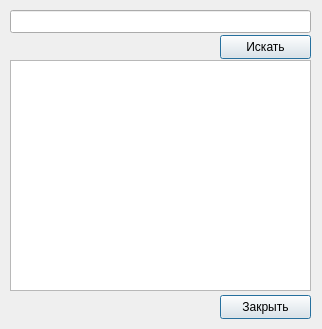
Above: source/search.ui from arcan1s/food_gui before the change. Below: the same form after it.
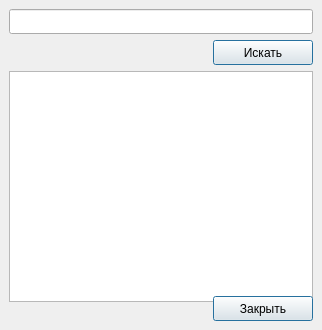
That is the form after the change.

Patch:
```diff
--- a/source/search.ui
+++ b/source/search.ui
@@ -7,71 +7,149 @@
     <x>0</x>
     <y>0</y>
     <width>322</width>
-    <height>329</height>
+    <height>330</height>
    </rect>
   </property>
+  <property name="minimumSize">
+   <size>
+    <width>322</width>
+    <height>330</height>
+   </size>
+  </property>
   <property name="windowTitle">
    <string>Поиск</string>
   </property>
   <widget class="QWidget" name="centralwidget">
-   <widget class="QTextBrowser" name="search_box">
-    <property name="geometry">
-     <rect>
-      <x>10</x>
-      <y>60</y>
-      <width>301</width>
-      <height>231</height>
-     </rect>
-    </property>
-   </widget>
-   <widget class="QPushButton" name="exitbut">
-    <property name="geometry">
-     <rect>
-      <x>220</x>
-      <y>295</y>
-      <width>91</width>
-      <height>24</height>
-     </rect>
-    </property>
-    <property name="text">
-     <string>Закрыть</string>
-    </property>
-    <property name="default">
-     <bool>true</bool>
-    </property>
-   </widget>
-   <widget class="QLineEdit" name="search_line">
-    <property name="geometry">
-     <rect>
-      <x>10</x>
-      <y>10</y>
-      <width>301</width>
-      <height>23</height>
-     </rect>
-    </property>
-    <property name="text">
-     <string/>
-    </property>
-    <property name="alignment">
-     <set>Qt::AlignRight|Qt::AlignTrailing|Qt::AlignVCenter</set>
-    </property>
-   </widget>
-   <widget class="QPushButton" name="searchbut">
-    <property name="geometry">
-     <rect>
-      <x>220</x>
-      <y>35</y>
-      <width>91</width>
-      <height>24</height>
-     </rect>
-    </property>
-    <property name="text">
-     <string>Искать</string>
-    </property>
-    <property name="default">
-     <bool>true</bool>
-    </property>
-   </widget>
+   <property name="minimumSize">
+    <size>
+     <width>322</width>
+     <height>330</height>
+    </size>
+   </property>
+   <layout class="QGridLayout" name="gridLayout">
+    <item row="0" column="0">
+     <widget class="QLineEdit" name="search_line">
+      <property name="minimumSize">
+       <size>
+        <width>100</width>
+        <height>25</height>
+       </size>
+      </property>
+      <property name="maximumSize">
+       <size>
+        <width>16777215</width>
+        <height>25</height>
+       </size>
+      </property>
+      <property name="text">
+       <string/>
+      </property>
+      <property name="alignment">
+       <set>Qt::AlignRight|Qt::AlignTrailing|Qt::AlignVCenter</set>
+      </property>
+     </widget>
+    </item>
+    <item row="1" column="0">
+     <layout class="QHBoxLayout" name="horizontalLayout">
+      <item>
+       <spacer name="horizontalSpacer">
+        <property name="orientation">
+         <enum>Qt::Horizontal</enum>
+        </property>
+        <property name="sizeHint" stdset="0">
+         <size>
+          <width>40</width>
+          <height>20</height>
+         </size>
+        </property>
+       </spacer>
+      </item>
+      <item>
+       <widget class="QPushButton" name="searchbut">
+        <property name="sizePolicy">
+         <sizepolicy hsizetype="Fixed" vsizetype="Fixed">
+          <horstretch>0</horstretch>
+          <verstretch>0</verstretch>
+         </sizepolicy>
+        </property>
+        <property name="minimumSize">
+         <size>
+          <width>100</width>
+          <height>25</height>
+         </size>
+        </property>
+        <property name="maximumSize">
+         <size>
+          <width>100</width>
+          <height>25</height>
+         </size>
+        </property>
+        <property name="text">
+         <string>Искать</string>
+        </property>
+        <property name="default">
+         <bool>true</bool>
+        </property>
+       </widget>
+      </item>
+     </layout>
+    </item>
+    <item row="2" column="0">
+     <widget class="QTextBrowser" name="search_box">
+      <property name="minimumSize">
+       <size>
+        <width>301</width>
+        <height>231</height>
+       </size>
+      </property>
+     </widget>
+    </item>
+    <item row="3" column="0">
+     <layout class="QHBoxLayout" name="horizontalLayout_2">
+      <item>
+       <spacer name="horizontalSpacer_2">
+        <property name="orientation">
+         <enum>Qt::Horizontal</enum>
+        </property>
+        <property name="sizeHint" stdset="0">
+         <size>
+          <width>40</width>
+          <height>20</height>
+         </size>
+        </property>
+       </spacer>
+      </item>
+      <item>
+       <widget class="QPushButton" name="exitbut">
+        <property name="sizePolicy">
+         <sizepolicy hsizetype="Fixed" vsizetype="Fixed">
+          <horstretch>0</horstretch>
+          <verstretch>0</verstretch>
+         </sizepolicy>
+        </property>
+        <property name="minimumSize">
+         <size>
+          <width>100</width>
+          <height>25</height>
+         </size>
+        </property>
+        <property name="maximumSize">
+         <size>
+          <width>100</width>
+          <height>25</height>
+         </size>
+        </property>
+        <property name="text">
+         <string>Закрыть</string>
+        </property>
+        <property name="default">
+         <bool>true</bool>
+        </property>
+       </widget>
+      </item>
+     </layout>
+    </item>
+   </layout>
   </widget>
  </widget>
  <tabstops>
```
Left out of the diff: 2 changed lines with no effect on the pictures.
